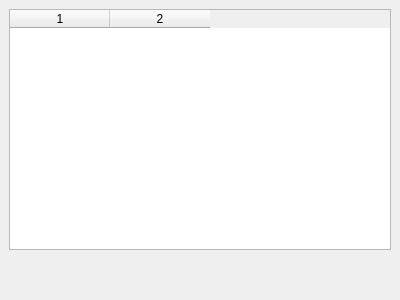
Qt form SearchGUI/src/settingswindow.ui (tmpprj/tmpprj) before a commit.
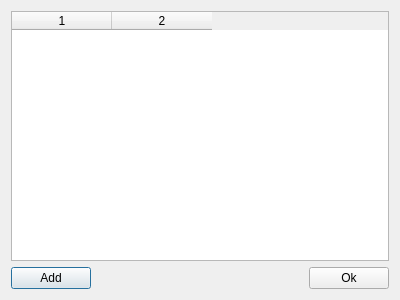
The same form after that commit.

```diff
--- a/SearchGUI/src/settingswindow.ui
+++ b/SearchGUI/src/settingswindow.ui
@@ -12,21 +12,48 @@
   <property name="windowTitle" >
    <string>Dialog</string>
   </property>
-  <widget class="QTableWidget" name="QtableSettings" >
-   <property name="geometry" >
-    <rect>
-     <x>9</x>
-     <y>9</y>
-     <width>382</width>
-     <height>241</height>
-    </rect>
-   </property>
+  <layout class="QVBoxLayout" >
+   <item>
+    <widget class="QTableWidget" name="tableExtensions" >
    <property name="columnCount" >
     <number>2</number>
    </property>
    <column/>
    <column/>
   </widget>
+   </item>
+   <item>
+    <layout class="QHBoxLayout" >
+     <item>
+      <widget class="QPushButton" name="addButton" >
+       <property name="text" >
+        <string>Add</string>
+       </property>
+      </widget>
+     </item>
+     <item>
+      <spacer>
+       <property name="orientation" >
+        <enum>Qt::Horizontal</enum>
+       </property>
+       <property name="sizeHint" >
+        <size>
+         <width>201</width>
+         <height>20</height>
+        </size>
+       </property>
+      </spacer>
+     </item>
+     <item>
+      <widget class="QPushButton" name="okButton" >
+       <property name="text" >
+        <string>Ok</string>
+       </property>
+      </widget>
+     </item>
+    </layout>
+   </item>
+  </layout>
  </widget>
  <resources/>
  <connections/>
```
Lines whose indentation alone changed are shown as unchanged.
